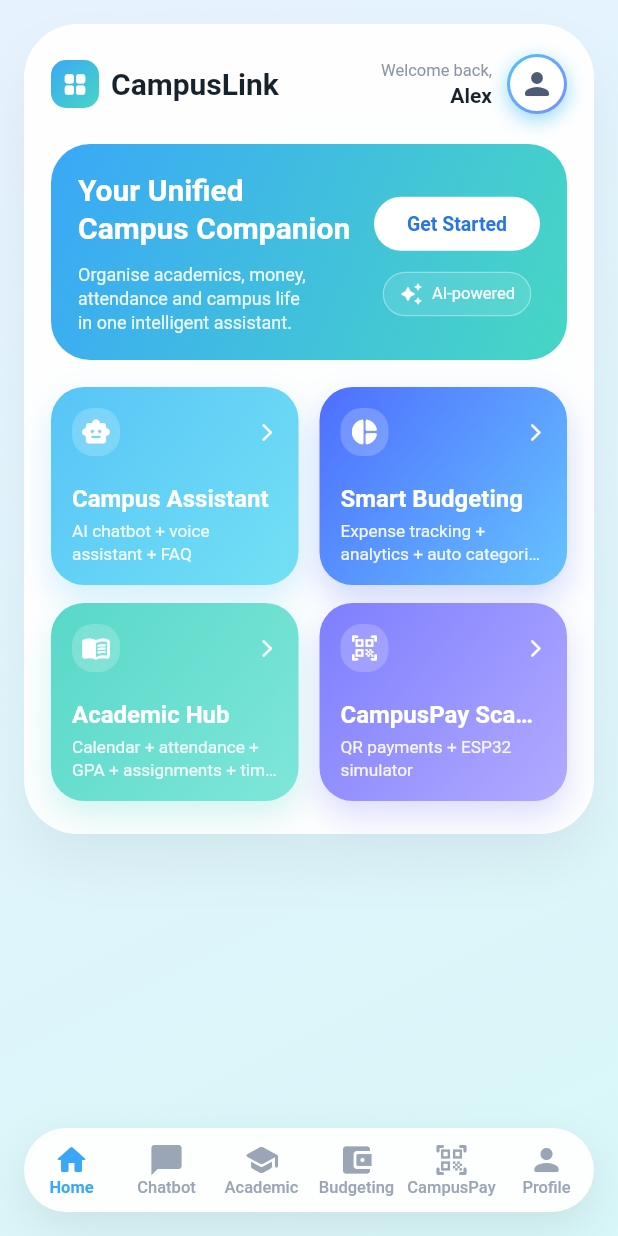
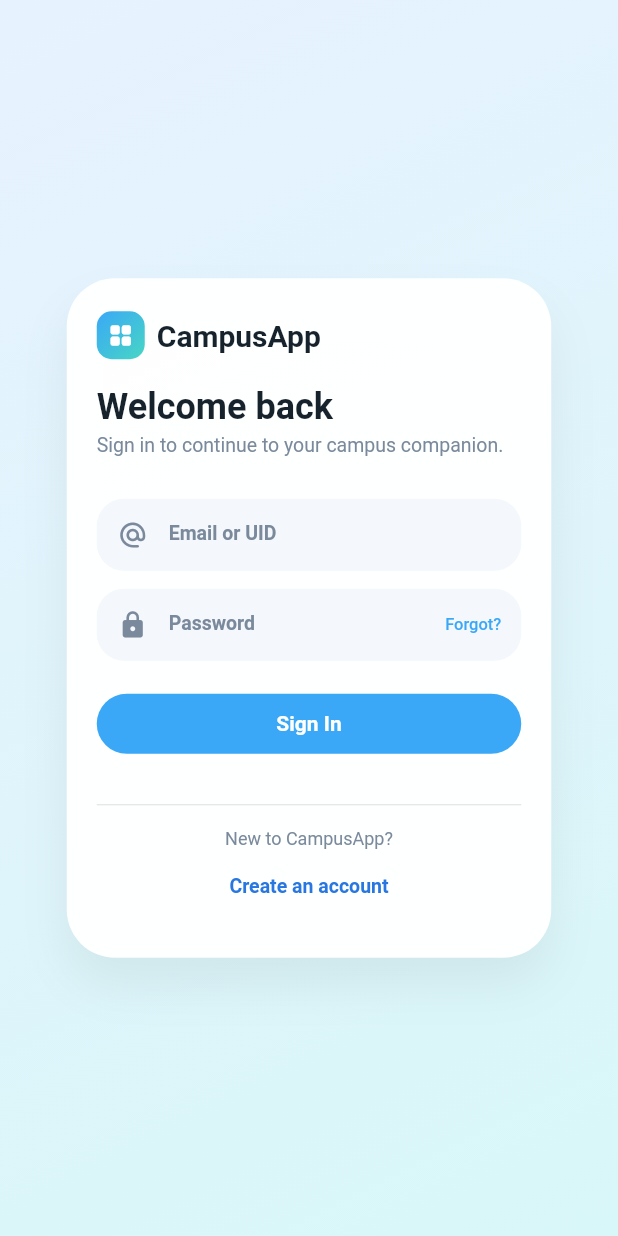
Before and after one commit to aishamujawar/student-campus-app, a Flutter app: the screen it shows after launch, on a phone screen of 412 x 824 dp. Run offline on Flutter 3.47's test engine with Material 3 defaults, Android fonts, the phone set to English and light mode, and no system bars.

```diff
--- a/lib/main.dart
+++ b/lib/main.dart
@@ -1,5 +1,8 @@
 import 'package:flutter/material.dart';
 
+import 'screens/splash_screen.dart';
+import 'screens/auth_login_screen.dart';
+import 'screens/auth_signup_screen.dart';
 import 'screens/home_screen.dart';
 import 'screens/campus_assistant.dart';
 import 'screens/academic_hub.dart';
@@ -55,7 +58,12 @@ class CampusCompanionApp extends StatelessWidget {
           ),
         ),
       ),
-      home: const _MainShell(),
+      home: const SplashScreen(),
+      routes: {
+        '/login': (_) => const AuthLoginScreen(),
+        '/signup': (_) => const AuthSignupScreen(),
+        '/home': (_) => const _MainShell(), // your main app with bottom nav
+      },
     );
   }
 }
--- /dev/null
+++ b/lib/screens/auth_login_screen.dart
@@ -0,0 +1,241 @@
+import 'package:flutter/material.dart';
+
+class AuthLoginScreen extends StatefulWidget {
+  const AuthLoginScreen({super.key});
+
+  @override
+  State<AuthLoginScreen> createState() => _AuthLoginScreenState();
+}
+
+class _AuthLoginScreenState extends State<AuthLoginScreen> {
+  final _formKey = GlobalKey<FormState>();
+
+  String _emailOrUid = '';
+  String _password = '';
+
+  @override
+  Widget build(BuildContext context) {
+    final theme = Theme.of(context);
+
+    return Scaffold(
+      body: Container(
+        decoration: const BoxDecoration(
+          gradient: LinearGradient(
+            colors: [
+              Color(0xFFE7F2FF),
+              Color(0xFFD8F7F8),
+            ],
+            begin: Alignment.topLeft,
+            end: Alignment.bottomRight,
+          ),
+        ),
+        child: SafeArea(
+          child: Center(
+            child: SingleChildScrollView(
+              padding: const EdgeInsets.all(16),
+              child: FractionallySizedBox(
+                widthFactor: 0.85,
+                child: ConstrainedBox(
+                  constraints: const BoxConstraints(maxWidth: 430),
+                  child: Container(
+                    padding: const EdgeInsets.fromLTRB(20, 22, 20, 24),
+                    decoration: BoxDecoration(
+                      color: Colors.white.withOpacity(0.98),
+                      borderRadius: BorderRadius.circular(32),
+                      boxShadow: [
+                        BoxShadow(
+                          color: Colors.black.withOpacity(0.06),
+                          blurRadius: 26,
+                          offset: const Offset(0, 18),
+                        ),
+                      ],
+                    ),
+                    child: Column(
+                      mainAxisSize: MainAxisSize.min,
+                      children: [
+                        _buildHeader(theme),
+                        const SizedBox(height: 20),
+                        _buildForm(theme),
+                        const SizedBox(height: 18),
+                        _buildFooter(context, theme),
+                      ],
+                    ),
+                  ),
+                ),
+              ),
+            ),
+          ),
+        ),
+      ),
+    );
+  }
+
+  Widget _buildHeader(ThemeData theme) {
+    return Column(
+      crossAxisAlignment: CrossAxisAlignment.start,
+      children: [
+        Row(
+          children: [
+            Container(
+              height: 32,
+              width: 32,
+              decoration: BoxDecoration(
+                borderRadius: BorderRadius.circular(10),
+                gradient: const LinearGradient(
+                  colors: [
+                    Color(0xFF3AA8F7),
+                    Color(0xFF47D6C4),
+                  ],
+                  begin: Alignment.topLeft,
+                  end: Alignment.bottomRight,
+                ),
+              ),
+              alignment: Alignment.center,
+              child: const Icon(
+                Icons.grid_view_rounded,
+                size: 18,
+                color: Colors.white,
+              ),
+            ),
+            const SizedBox(width: 8),
+            Text(
+              'CampusApp',
+              style: theme.textTheme.titleLarge?.copyWith(
+                fontWeight: FontWeight.w700,
+              ),
+            ),
+          ],
+        ),
+        const SizedBox(height: 18),
+        Text(
+          'Welcome back',
+          style: theme.textTheme.headlineMedium?.copyWith(
+            fontSize: 24,
+          ),
+        ),
+        const SizedBox(height: 4),
+        Text(
+          'Sign in to continue to your campus companion.',
+          style: theme.textTheme.bodyMedium?.copyWith(
+            fontSize: 13,
+            color: const Color(0xFF7A8A9C),
+          ),
+        ),
+      ],
+    );
+  }
+
+  Widget _buildForm(ThemeData theme) {
+    return Form(
+      key: _formKey,
+      child: Column(
+        children: [
+          const SizedBox(height: 8),
+          TextFormField(
+            decoration: _inputDecoration(
+              label: 'Email or UID',
+              icon: Icons.alternate_email_rounded,
+            ),
+            onChanged: (value) => _emailOrUid = value.trim(),
+          ),
+          const SizedBox(height: 12),
+          TextFormField(
+            obscureText: true,
+            decoration: _inputDecoration(
+              label: 'Password',
+              icon: Icons.lock_rounded,
+            ).copyWith(
+              suffixIcon: TextButton(
+                onPressed: () {
+                  // Future: forgot password flow
+                },
+                child: const Text(
+                  'Forgot?',
+                  style: TextStyle(fontSize: 11),
+                ),
+              ),
+            ),
+            onChanged: (value) => _password = value.trim(),
+          ),
+          const SizedBox(height: 18),
+          SizedBox(
+            width: double.infinity,
+            child: ElevatedButton(
+              style: ElevatedButton.styleFrom(
+                padding:
+                    const EdgeInsets.symmetric(horizontal: 16, vertical: 12),
+                shape: RoundedRectangleBorder(
+                  borderRadius: BorderRadius.circular(24),
+                ),
+                elevation: 0,
+                backgroundColor: const Color(0xFF3AA8F7),
+                foregroundColor: Colors.white,
+              ),
+              onPressed: () {
+                // In future: validate and auth; for now just go to main app
+                Navigator.pushReplacementNamed(context, '/home');
+              },
+              child: const Text(
+                'Sign In',
+                style: TextStyle(
+                  fontSize: 14,
+                  fontWeight: FontWeight.w600,
+                ),
+              ),
+            ),
+          ),
+        ],
+      ),
+    );
+  }
+
+  Widget _buildFooter(BuildContext context, ThemeData theme) {
+    return Column(
+      children: [
+        const Divider(height: 24, thickness: 0.7),
+        const SizedBox(height: 4),
+        Text(
+          'New to CampusApp?',
+          style: theme.textTheme.bodyMedium?.copyWith(
+            fontSize: 12,
+            color: const Color(0xFF7A8A9C),
+          ),
+        ),
+        TextButton(
+          onPressed: () {
+            Navigator.pushReplacementNamed(context, '/signup');
+          },
+          child: const Text(
+            'Create an account',
+            style: TextStyle(
+              fontSize: 13,
+              fontWeight: FontWeight.w600,
+              color: Color(0xFF2877E0),
+            ),
+          ),
+        ),
+      ],
+    );
+  }
+
+  InputDecoration _inputDecoration({
+    required String label,
+    required IconData icon,
+  }) {
+    return InputDecoration(
+      labelText: label,
+      prefixIcon: Icon(icon, size: 20, color: const Color(0xFF7A8A9C)),
+      labelStyle: const TextStyle(
+        fontSize: 13,
+        color: Color(0xFF7A8A9C),
+      ),
+      filled: true,
+      fillColor: const Color(0xFFF4F7FB),
+      contentPadding: const EdgeInsets.symmetric(vertical: 12),
+      border: OutlineInputBorder(
+        borderRadius: BorderRadius.circular(18),
+        borderSide: BorderSide.none,
+      ),
+    );
+  }
+}
--- a/lib/screens/home_screen.dart
+++ b/lib/screens/home_screen.dart
@@ -28,6 +28,8 @@ class HomeScreen extends StatelessWidget {
           return SingleChildScrollView(
             padding: const EdgeInsets.all(16),
             child: Center(
+              child: FractionallySizedBox(
+                widthFactor: 0.95, // 95% of screen width
                 child: ConstrainedBox(
                   constraints: const BoxConstraints(maxWidth: 430),
                   child: Container(
@@ -52,6 +54,7 @@ class HomeScreen extends StatelessWidget {
                         const SizedBox(height: 18),
                         _buildFeatureGrid(context),
                       ],
+                    ),
                   ),
                 ),
               ),
@@ -92,7 +95,7 @@ class HomeScreen extends StatelessWidget {
             ),
             const SizedBox(width: 8),
             Text(
-              'CampusLink',
+              'CampusApp',
               style: theme.textTheme.titleLarge?.copyWith(
                 fontWeight: FontWeight.w700,
               ),
@@ -116,7 +119,7 @@ class HomeScreen extends StatelessWidget {
                   ),
                   const SizedBox(height: 2),
                   Text(
-                    'Alex',
+                    'Student',
                     style: theme.textTheme.titleMedium?.copyWith(
                       fontSize: 14,
                       fontWeight: FontWeight.w600,
@@ -242,7 +245,7 @@ class HomeScreen extends StatelessWidget {
                   borderRadius: BorderRadius.circular(20),
                   border: Border.all(
                     color: Colors.white.withOpacity(0.35),
-                    width: 0.8,
+                    width: 0.95,
                   ),
                 ),
                 child: Row(
```
Also changed, not shown: lib/screens/academic_hub.dart (+37 -9 lines), lib/screens/auth_signup_screen.dart (added, +260 -0 lines), lib/screens/splash_screen.dart (added, +108 -0 lines). Lines whose indentation alone changed are shown as unchanged.
